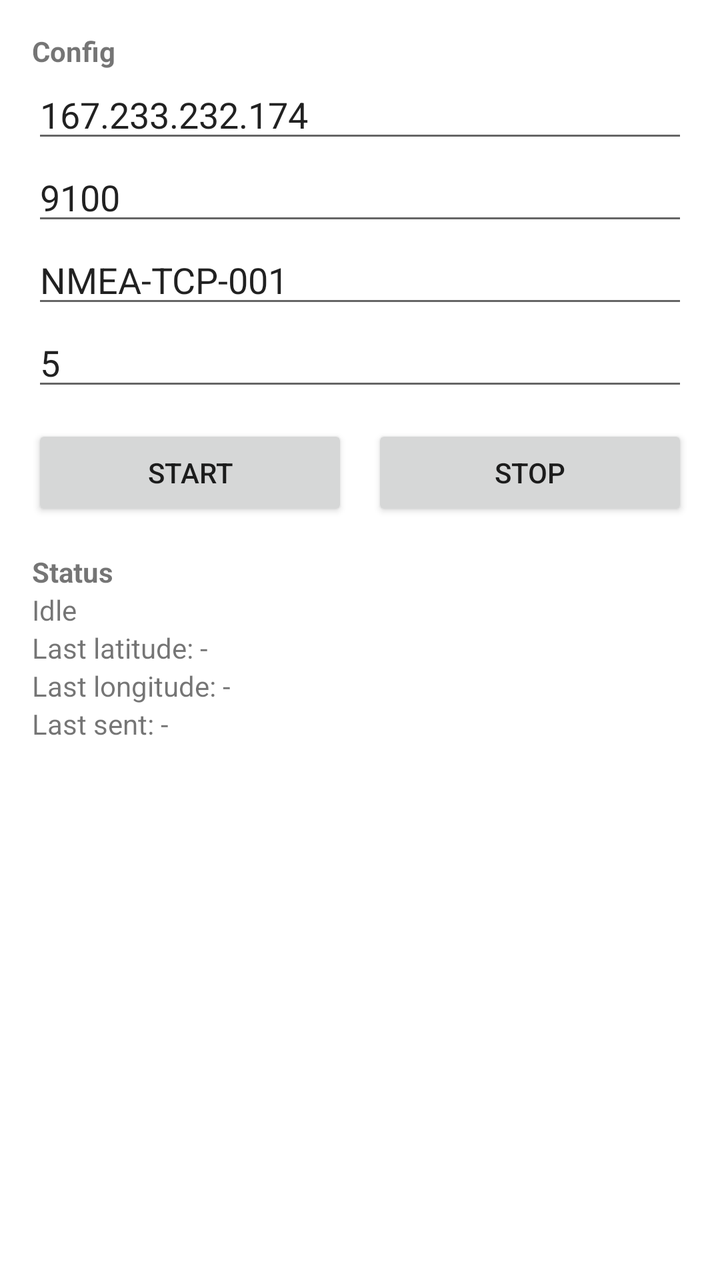
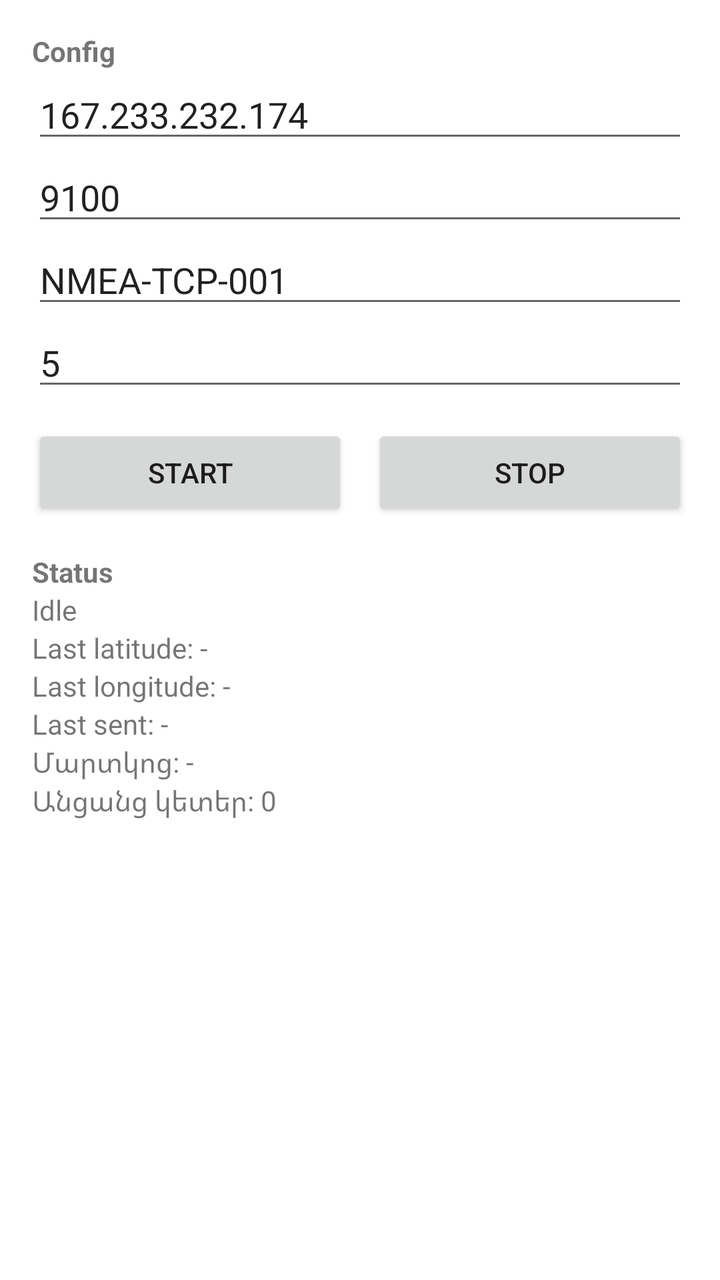

Before-and-after screenshots of an Android layout around one commit, followed by the original layout XML and the change that was made.
<!-- AndroidManifest.xml: application theme Theme.EcoTrack -->
<!-- res/layout/activity_main.xml -->
<?xml version="1.0" encoding="utf-8"?>
<ScrollView xmlns:android="http://schemas.android.com/apk/res/android"
    android:layout_width="match_parent"
    android:layout_height="match_parent">

    <LinearLayout
        android:layout_width="match_parent"
        android:layout_height="wrap_content"
        android:orientation="vertical"
        android:padding="16dp">

        <TextView
            android:layout_width="wrap_content"
            android:layout_height="wrap_content"
            android:text="Config"
            android:textStyle="bold" />

        <EditText
            android:id="@+id/hostEdit"
            android:layout_width="match_parent"
            android:layout_height="wrap_content"
            android:hint="Host"
            android:inputType="text"
            android:text="167.233.232.174" />

        <EditText
            android:id="@+id/portEdit"
            android:layout_width="match_parent"
            android:layout_height="wrap_content"
            android:hint="Port"
            android:inputType="number"
            android:text="9100" />

        <EditText
            android:id="@+id/deviceCodeEdit"
            android:layout_width="match_parent"
            android:layout_height="wrap_content"
            android:hint="Device code"
            android:inputType="text"
            android:text="NMEA-TCP-001" />

        <EditText
            android:id="@+id/intervalEdit"
            android:layout_width="match_parent"
            android:layout_height="wrap_content"
            android:hint="Interval seconds"
            android:inputType="number"
            android:text="5" />

        <LinearLayout
            android:layout_width="match_parent"
            android:layout_height="wrap_content"
            android:orientation="horizontal"
            android:paddingTop="12dp">

            <Button
                android:id="@+id/startButton"
                android:layout_width="0dp"
                android:layout_height="wrap_content"
                android:layout_weight="1"
                android:text="Start" />

            <Button
                android:id="@+id/stopButton"
                android:layout_width="0dp"
                android:layout_height="wrap_content"
                android:layout_marginStart="12dp"
                android:layout_weight="1"
                android:text="Stop" />
        </LinearLayout>

        <TextView
            android:layout_width="wrap_content"
            android:layout_height="wrap_content"
            android:paddingTop="16dp"
            android:text="Status"
            android:textStyle="bold" />

        <TextView
            android:id="@+id/statusText"
            android:layout_width="match_parent"
            android:layout_height="wrap_content"
            android:text="Idle" />

        <TextView
            android:id="@+id/lastLatText"
            android:layout_width="match_parent"
            android:layout_height="wrap_content"
            android:text="Last latitude: -" />

        <TextView
            android:id="@+id/lastLonText"
            android:layout_width="match_parent"
            android:layout_height="wrap_content"
            android:text="Last longitude: -" />

        <TextView
            android:id="@+id/lastSentText"
            android:layout_width="match_parent"
            android:layout_height="wrap_content"
            android:text="Last sent: -" />
    </LinearLayout>
</ScrollView>
<!-- resources referenced by this layout -->
<resources>
  <style name="Theme.EcoTrack" parent="Theme.MaterialComponents.DayNight.NoActionBar">
          <item name="colorPrimary">@android:color/holo_green_dark</item>
          <item name="colorPrimaryVariant">@android:color/holo_green_light</item>
          <item name="colorSecondary">@android:color/holo_blue_light</item>
      </style>
</resources>

<!-- the commit's change to res/layout/activity_main.xml (unified diff, before → after) -->
@@ -99,5 +99,17 @@
             android:layout_width="match_parent"
             android:layout_height="wrap_content"
             android:text="Last sent: -" />
+
+        <TextView
+            android:id="@+id/batteryText"
+            android:layout_width="match_parent"
+            android:layout_height="wrap_content"
+            android:text="Մարտկոց: -" />
+
+        <TextView
+            android:id="@+id/pendingText"
+            android:layout_width="match_parent"
+            android:layout_height="wrap_content"
+            android:text="Անցանց կետեր: 0" />
     </LinearLayout>
 </ScrollView>
